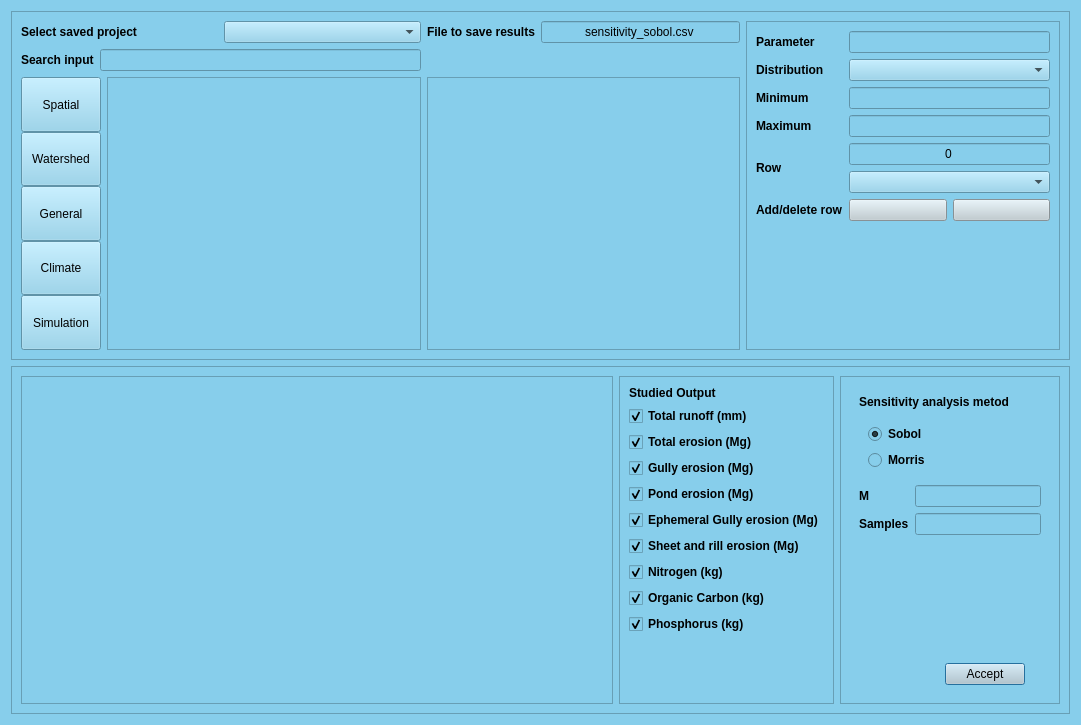
First picture: the form in ui/sensitivity.ui, repository Inigobarbe/QAnnAGNPS, before the edit.
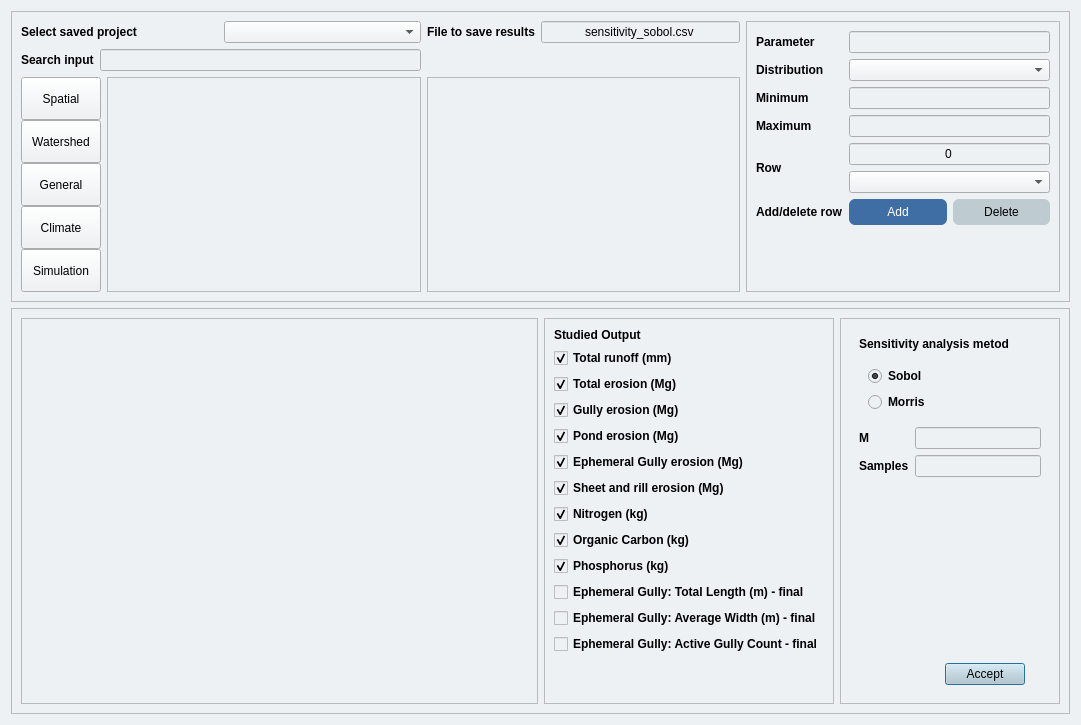
Second picture: the form after the edit.

The edit to the form file:
```diff
--- a/ui/sensitivity.ui
+++ b/ui/sensitivity.ui
@@ -14,7 +14,7 @@
    <string>Dialog</string>
   </property>
   <property name="styleSheet">
-   <string notr="true">background-color: #87CEEB</string>
+   <string notr="true">background-color: #eef1f4</string>
   </property>
   <layout class="QGridLayout" name="gridLayout_5">
    <item row="1" column="0">
@@ -321,7 +321,7 @@
            </property>
           </widget>
          </item>
-         <item row="13" column="0">
+         <item row="16" column="0">
           <spacer name="verticalSpacer_3">
            <property name="orientation">
             <enum>Qt::Vertical</enum>
@@ -334,6 +334,54 @@
            </property>
           </spacer>
          </item>
+         <item row="13" column="0">
+          <widget class="QCheckBox" name="gully_length">
+           <property name="font">
+            <font>
+             <weight>75</weight>
+             <bold>true</bold>
+            </font>
+           </property>
+           <property name="text">
+            <string>Ephemeral Gully: Total Length (m) - final</string>
+           </property>
+           <property name="checked">
+            <bool>false</bool>
+           </property>
+          </widget>
+         </item>
+         <item row="14" column="0">
+          <widget class="QCheckBox" name="gully_width">
+           <property name="font">
+            <font>
+             <weight>75</weight>
+             <bold>true</bold>
+            </font>
+           </property>
+           <property name="text">
+            <string>Ephemeral Gully: Average Width (m) - final</string>
+           </property>
+           <property name="checked">
+            <bool>false</bool>
+           </property>
+          </widget>
+         </item>
+         <item row="15" column="0">
+          <widget class="QCheckBox" name="gully_count">
+           <property name="font">
+            <font>
+             <weight>75</weight>
+             <bold>true</bold>
+            </font>
+           </property>
+           <property name="text">
+            <string>Ephemeral Gully: Active Gully Count - final</string>
+           </property>
+           <property name="checked">
+            <bool>false</bool>
+           </property>
+          </widget>
+         </item>
          <item row="12" column="0">
           <widget class="QCheckBox" name="phosphorus">
            <property name="font">
@@ -605,16 +653,17 @@
               <widget class="QPushButton" name="add">
                <property name="styleSheet">
                 <string notr="true">QPushButton {
-    background-color: #becbd1;
-    color: black;
+    background-color: #3f6ea5;
+    color: white;
+    border-radius: 6px;
+    padding: 6px 14px;
 }
-
 QPushButton:hover {
     color: white;
 }</string>
                </property>
                <property name="text">
-                <string/>
+                <string>Add</string>
                </property>
               </widget>
              </item>
@@ -624,14 +673,15 @@
                 <string notr="true">QPushButton {
     background-color: #becbd1;
     color: black;
+    border-radius: 6px;
+    padding: 6px 14px;
 }
-
 QPushButton:hover {
     color: white;
 }</string>
                </property>
                <property name="text">
-                <string/>
+                <string>Delete</string>
                </property>
               </widget>
              </item>
```
Left out of the diff: 4 changed lines with no effect on the pictures.
